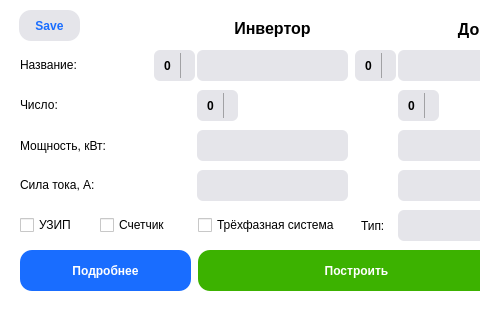
The window that designDrawSchemesTwo.ui (Croud9/Auto-OTR) describes before a commit, drawn with Qt 5; both pictures show x 0 to 480 and y 0 to 320 of the 947 by 661 pixel window.
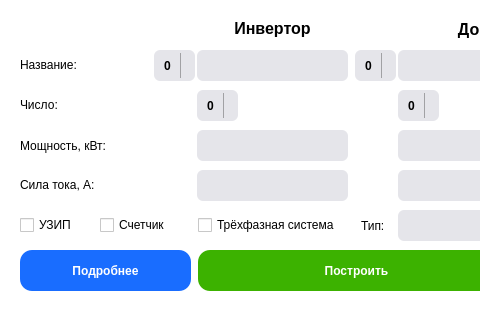
The same window after the commit.

Commit message: Edit show text animation, icon save in UI Schemes and del mppt config in invertor scheme

The edit to the form file:
```diff
--- a/designDrawSchemesTwo.ui
+++ b/designDrawSchemesTwo.ui
@@ -2363,10 +2363,10 @@
    <widget class="QPushButton" name="btnSaveConfig">
     <property name="geometry">
      <rect>
-      <x>19</x>
+      <x>14</x>
       <y>10</y>
-      <width>61</width>
-      <height>31</height>
+      <width>41</width>
+      <height>41</height>
      </rect>
     </property>
     <property name="font">
@@ -2382,8 +2382,9 @@
     </property>
     <property name="styleSheet">
      <string notr="true">QPushButton{
-	background-color: rgba(229,229,234,1);
-	color: #196dff;
+	/*background-color: #196dff;*/
+	background-color:rgba(112, 215, 255, 0);
+	color: white;
 	border: none;
 	border-radius: 12;
 	border-style: outset;
@@ -2397,7 +2398,7 @@
 }</string>
     </property>
     <property name="text">
-     <string>Save</string>
+     <string/>
     </property>
    </widget>
    <widget class="QLabel" name="label_4">
```
Left out of the diff: 7 changed lines with no effect on the pictures. The commit also changes 7 other files.
